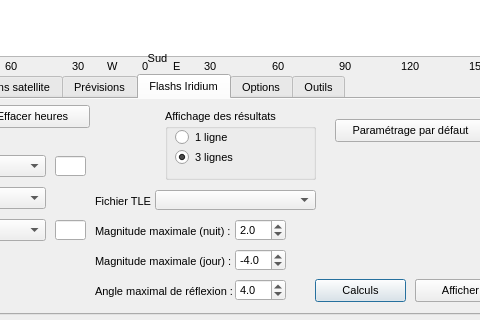
This is previsat.ui in mconsidine/previsat_archive as Qt 5 draws it before an edit; both pictures show x 263 to 743 and y 370 to 690 of the 1068 by 690 pixel window. The edited form follows.
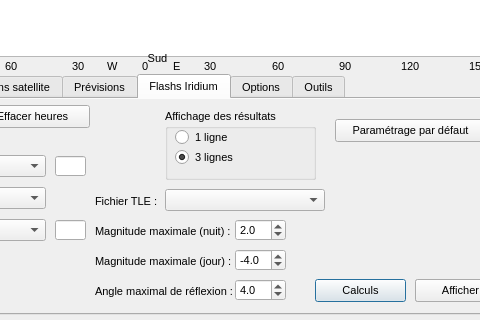
This is the edited form. The open tabs and pages were chosen to show the change. Icons and pictures are not drawn.

What changed in the file:
```diff
--- a/previsat.ui
+++ b/previsat.ui
@@ -6086,14 +6086,14 @@
            <widget class="QComboBox" name="fichierTLEIri">
             <property name="geometry">
              <rect>
-              <x>410</x>
-              <y>91</y>
-              <width>161</width>
-              <height>20</height>
+              <x>420</x>
+              <y>90</y>
+              <width>160</width>
+              <height>22</height>
              </rect>
             </property>
-            <property name="sizeAdjustPolicy">
-             <enum>QComboBox::AdjustToMinimumContentsLength</enum>
+            <property name="mouseTracking">
+             <bool>true</bool>
             </property>
            </widget>
            <zorder>annulerIri</zorder>
```
Left out of the diff: 6 changed lines with no effect on the pictures.
